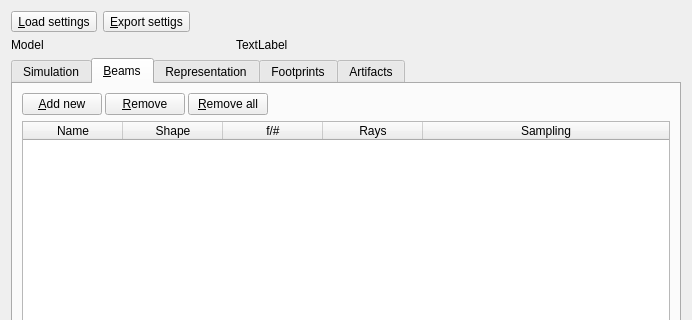
Before: the Qt Designer form RZGUI/SimulationPropertiesDialog.ui in HARMONI-CAB/RayZaler, drawn with Qt 5; both pictures show x 0 to 692 and y 0 to 320 of the 692 by 528 pixel window.
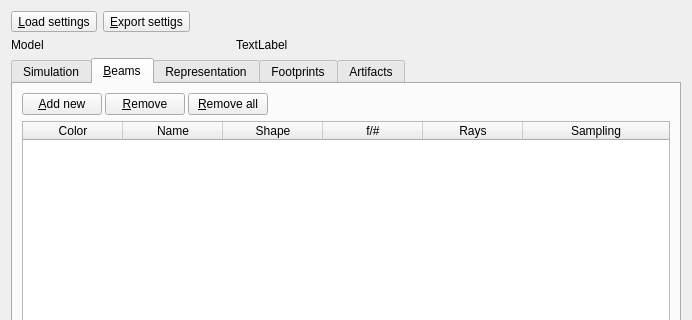
After: the same form once the commit is applied.

What changed in the file:
```diff
--- a/RZGUI/SimulationPropertiesDialog.ui
+++ b/RZGUI/SimulationPropertiesDialog.ui
@@ -317,6 +317,11 @@
          <attribute name="verticalHeaderDefaultSectionSize">
           <number>24</number>
          </attribute>
+         <column>
+          <property name="text">
+           <string>Color</string>
+          </property>
+         </column>
          <column>
           <property name="text">
            <string>Name</string>
```
Left out of the diff: 2 changed lines with no effect on the pictures.
